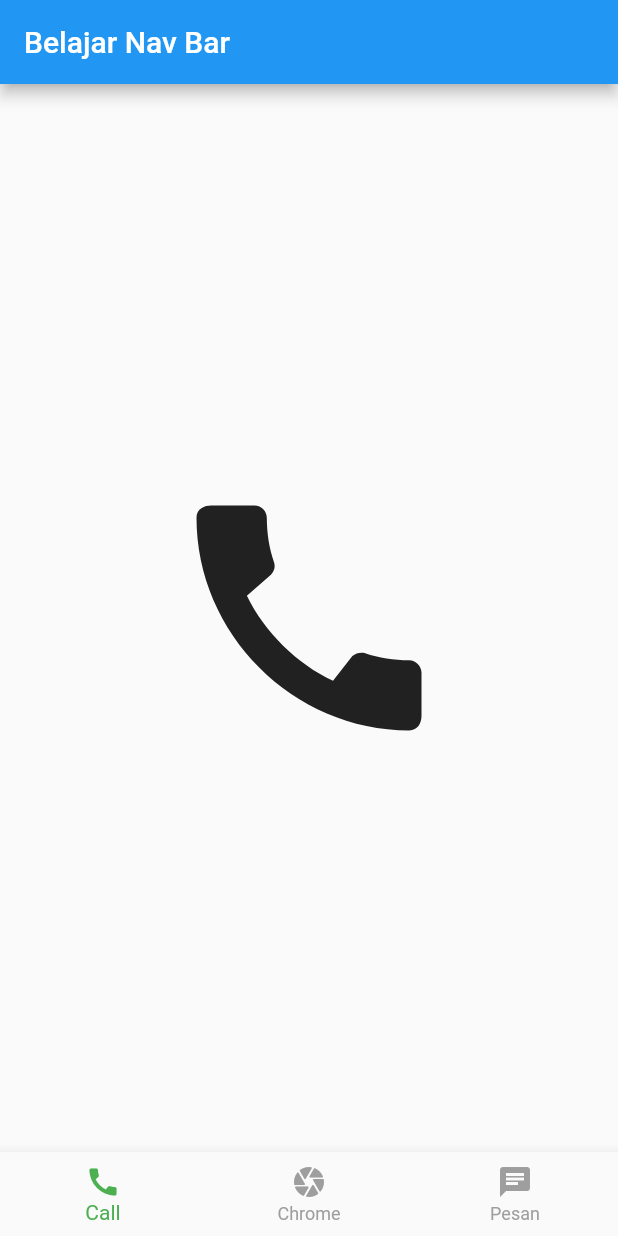
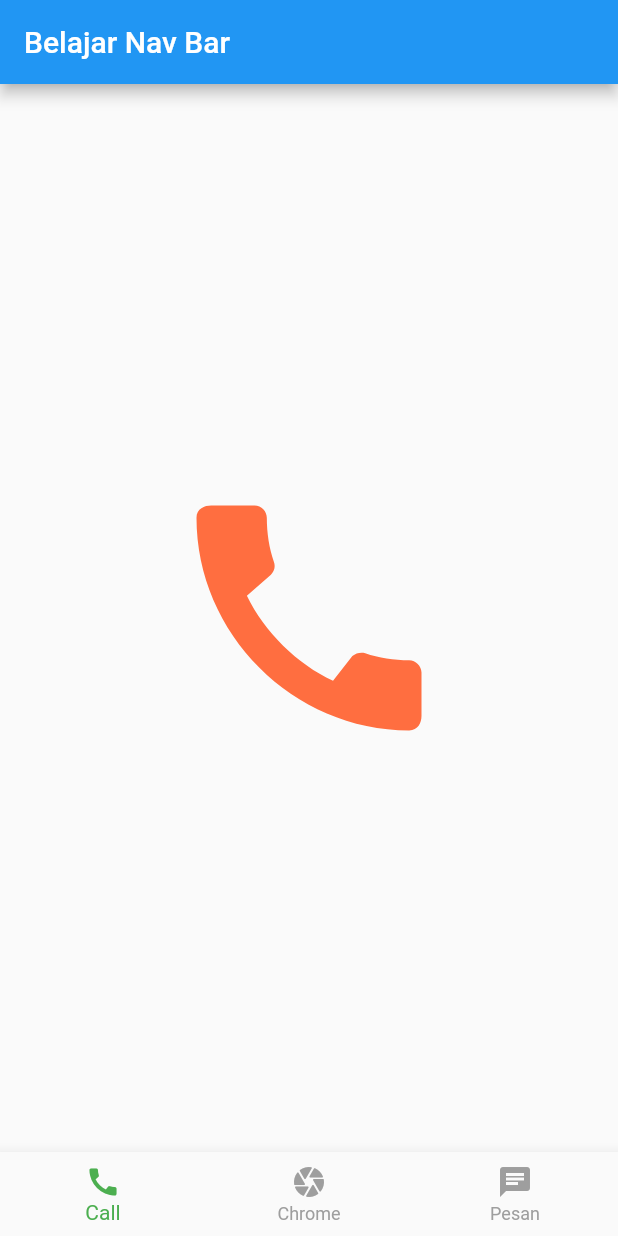
Before and after one commit to yogisukma25/my_tugas, a Flutter app: the screen it shows after launch, on a phone screen of 412 x 824 dp. Run offline on Flutter 3.47's test engine with Material 2 defaults, Android fonts, the phone set to English and light mode, and no system bars; missing offline and left inert: dart:html.

```diff
--- a/lib/main.dart
+++ b/lib/main.dart
@@ -21,9 +21,9 @@ class BelajarNavBar extends StatefulWidget {
 
 class _BelajarNavBarState extends State<BelajarNavBar> {
   final List<Widget> ikon = [
-    Center(child: Icon(Icons.call, size: 200)),
-    Center(child: Icon(Icons.camera_rounded, size: 200)),
-    Center(child: Icon(Icons.chat, size: 200)),
+    Center(child: Icon(Icons.call, size: 200, color: Colors.deepOrangeAccent)),
+    Center(child: Icon(Icons.camera_rounded, size: 200, color: Colors.deepOrangeAccent)),
+    Center(child: Icon(Icons.chat, size: 200, color: Colors.deepOrangeAccent)),
   ];
   int _selectedNavbar = 0;
 
```
Also changed, not shown: 1 other file.
